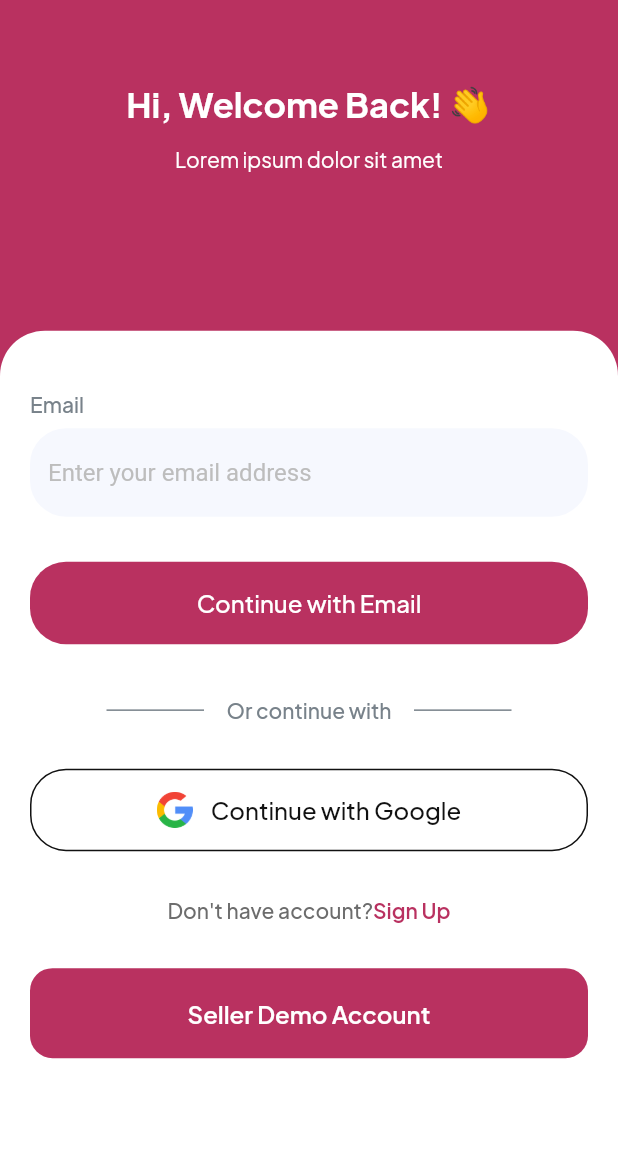
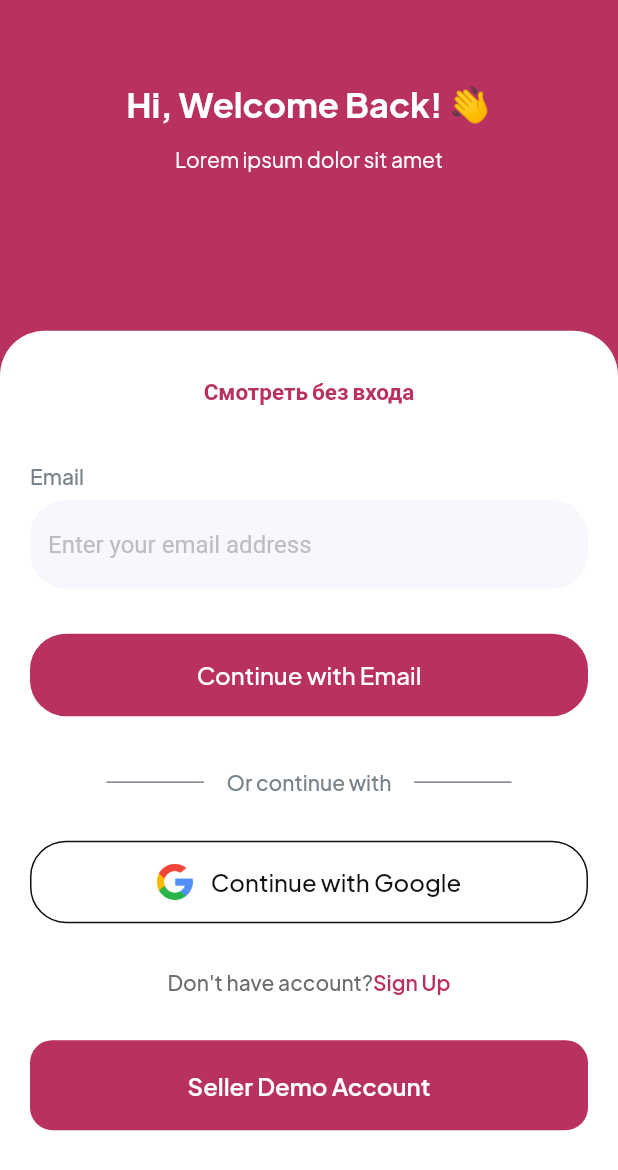
Before and after one commit to buranovt2025-jpg/gogoera, a Flutter app: the SignIn screen opened by its route, on a phone screen of 412 x 824 dp. Shown: the top 1170 px of the screen. Run offline on Flutter 3.47's test engine with Material 3 defaults, Android fonts, the phone set to English and light mode, and no system bars; our stand-ins replace blurrycontainer, cached_network_image, chewie, connectivity_plus, country_picker, dotted_line and 24 more; missing offline and left inert: cool_dropdown, encrypt, flutter_stripe, flutterwave_standard, platform_device_id and 3 more; accounts and stored records are empty; project files that could hold a hidden picture were left out.

Commit message:
add: Смотреть без входа on sign-in screen

```diff
--- a/lib/View/UserLogin/demo_sign_in.dart
+++ b/lib/View/UserLogin/demo_sign_in.dart
@@ -78,9 +78,20 @@ class _SignInState extends State<SignIn> {
                                 physics: const BouncingScrollPhysics(),
                                 child: Column(
                                   children: [
-                                    const SizedBox(
-                                      height: 40,
+                                    const SizedBox(height: 16),
+                                    // Войти без аккаунта — сразу в приложение
+                                    TextButton(
+                                      onPressed: () => Get.offAllNamed("/BottomTabBar"),
+                                      child: Text(
+                                        "Смотреть без входа",
+                                        style: GoogleFonts.plusJakartaSans(
+                                          fontSize: 15,
+                                          color: MyColors.primaryPink,
+                                          fontWeight: FontWeight.w600,
+                                        ),
+                                      ),
                                     ),
+                                    const SizedBox(height: 24),
                                     CommonSignInTextField(
                                       titleText: St.emailTextFieldTitle.tr,
                                       hintText: St.emailTextFieldHintText.tr,
```
